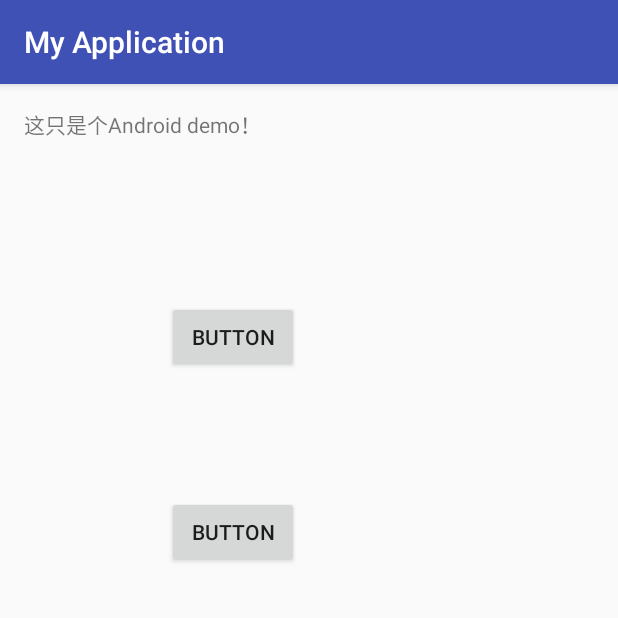
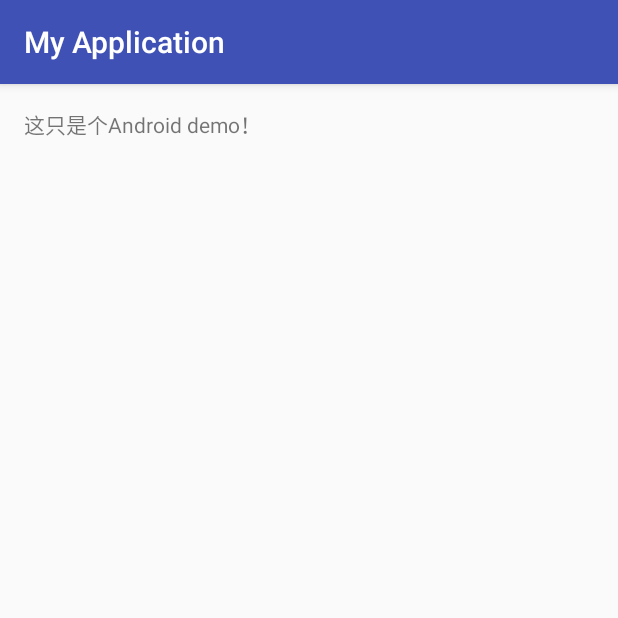
Before and after one commit to liangraorao/HelloWorld, an Android app: the screen it shows after launch (MainActivity), on a phone screen of 412 x 824 dp, the top half of it. Run offline under Robolectric (Android 15) with nearby library versions, the phone set to English and light mode, and no system bars.

```diff
--- a/app/src/main/res/layout/activity_main.xml
+++ b/app/src/main/res/layout/activity_main.xml
@@ -16,25 +16,5 @@
         android:text="这只是个Android demo！"
         android:id="@+id/textView" />
 
-    <Button
-        android:text="Button"
-        android:layout_width="wrap_content"
-        android:layout_height="wrap_content"
-        android:layout_below="@+id/button"
-        android:layout_alignLeft="@+id/button"
-        android:layout_alignStart="@+id/button"
-        android:layout_marginTop="82dp"
-        android:id="@+id/button2" />
 
-    <Button
-        android:text="Button"
-        android:layout_width="wrap_content"
-        android:layout_height="wrap_content"
-        android:layout_marginLeft="95dp"
-        android:layout_marginStart="95dp"
-        android:layout_marginTop="107dp"
-        android:id="@+id/button"
-        android:layout_below="@+id/textView"
-        android:layout_alignParentLeft="true"
-        android:layout_alignParentStart="true" />
 </RelativeLayout>
```
